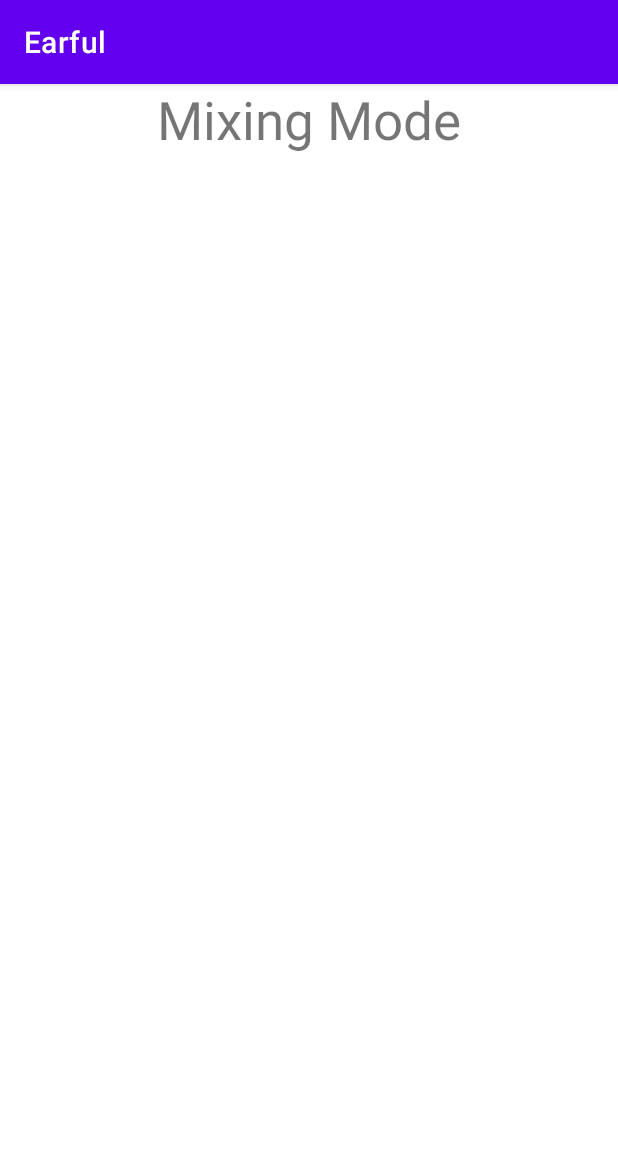
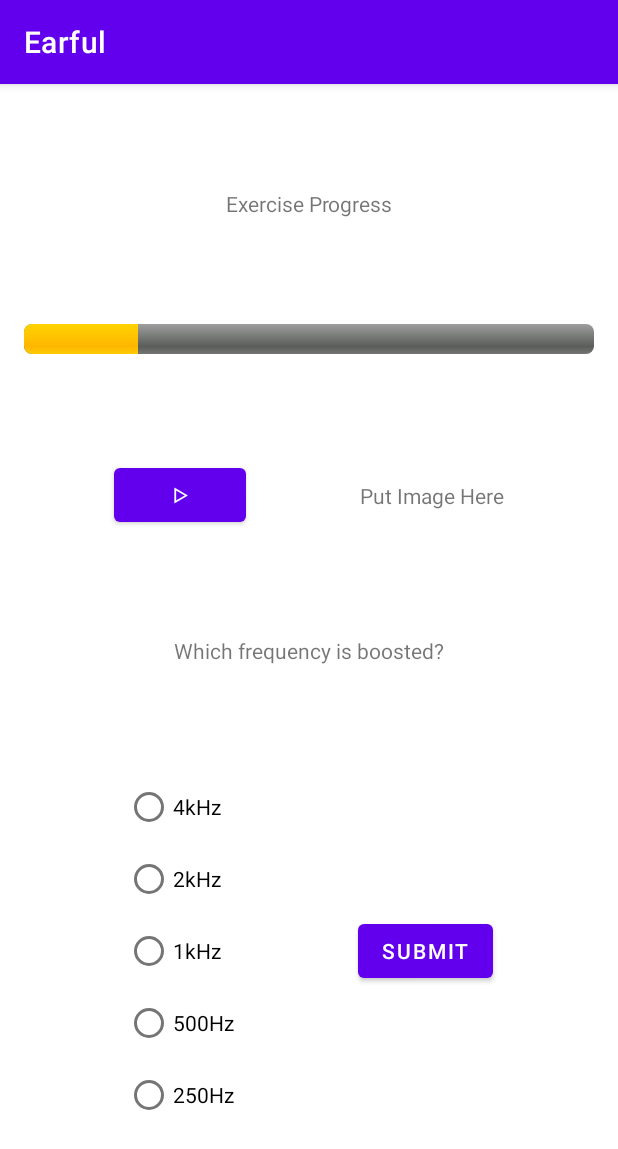
Before and after one commit to morganarielle/Earful, an Android app: the MainMenuActivity screen opened directly, with no data from a screen before it, after a tap on "MIXING MODE", on a phone screen of 412 x 824 dp. Shown: the top 1149 px of the screen. Run offline under Robolectric (Android 15) with nearby library versions, the phone set to English and light mode, and no system bars.

Commit message:
design for mixing activity

```diff
--- a/app/src/main/java/edu/neu/earful/MainMenuActivity.java
+++ b/app/src/main/java/edu/neu/earful/MainMenuActivity.java
@@ -20,7 +20,7 @@ public class MainMenuActivity extends AppCompatActivity {
     }
 
     public void launchMixingMode(View view){
-        Intent activity2Intent = new Intent(getApplicationContext(), MixingActivity.class);
+        Intent activity2Intent = new Intent(getApplicationContext(), TestAudioActivity.class);
         startActivity(activity2Intent);
     }
 }
--- a/app/src/main/java/edu/neu/earful/TestAudioActivity.java
+++ b/app/src/main/java/edu/neu/earful/TestAudioActivity.java
@@ -35,7 +35,7 @@ public class TestAudioActivity extends AppCompatActivity {
                             @Override
                             public void onPrepared(MediaPlayer mediaPlayer) {
                                 player.start();
-                                playAudioButton.setText("Stop");
+                                playAudioButton.setText("||");
                             }
                         });
 
@@ -44,7 +44,7 @@ public class TestAudioActivity extends AppCompatActivity {
                             public void onCompletion(MediaPlayer mediaPlayer) {
                                 player.release();
                                 player = null;
-                                playAudioButton.setText("Play");
+                                playAudioButton.setText("ᐅ");
                             }
                         });
 
@@ -56,7 +56,7 @@ public class TestAudioActivity extends AppCompatActivity {
                     // player is not null
                     player.release();
                     player = null;
-                    playAudioButton.setText("Play");
+                    playAudioButton.setText("ᐅ");
                 }
             }
         });
--- a/app/src/main/res/layout/activity_test_audio.xml
+++ b/app/src/main/res/layout/activity_test_audio.xml
@@ -6,14 +6,97 @@
     android:layout_height="match_parent"
     tools:context=".TestAudioActivity">
 
+    <TextView
+        android:id="@+id/exercise_progress_textview"
+        android:layout_width="wrap_content"
+        android:layout_height="wrap_content"
+        android:text="Exercise Progress"
+        app:layout_constraintLeft_toLeftOf="parent"
+        app:layout_constraintRight_toRightOf="parent"
+        app:layout_constraintTop_toTopOf="parent"
+        app:layout_constraintBottom_toTopOf="@id/progress_bar" />
+
+    <ProgressBar
+        android:id="@+id/progress_bar"
+        android:layout_width="match_parent"
+        android:layout_height="wrap_content"
+        android:paddingHorizontal="16dp"
+        style="@android:style/Widget.ProgressBar.Horizontal"
+        android:progress="20"
+        app:layout_constraintLeft_toLeftOf="parent"
+        app:layout_constraintRight_toRightOf="parent"
+        app:layout_constraintTop_toBottomOf="@id/exercise_progress_textview"
+        app:layout_constraintBottom_toTopOf="@id/play_button" />
+
     <Button
         android:id="@+id/play_button"
         android:layout_width="wrap_content"
         android:layout_height="wrap_content"
-        android:text="Play"
-        app:layout_constraintBottom_toBottomOf="parent"
+        android:text="ᐅ"
+        app:layout_constraintBottom_toTopOf="@id/which_freq_textview"
+        app:layout_constraintLeft_toLeftOf="parent"
+        app:layout_constraintRight_toLeftOf="@id/put_image_here_textview"
+        app:layout_constraintTop_toBottomOf="@id/progress_bar" />
+
+    <TextView
+        android:id="@+id/put_image_here_textview"
+        android:layout_width="wrap_content"
+        android:layout_height="wrap_content"
+        android:text="Put Image Here"
+        app:layout_constraintLeft_toRightOf="@id/play_button"
+        app:layout_constraintRight_toRightOf="parent"
+        app:layout_constraintTop_toBottomOf="@id/progress_bar"
+        app:layout_constraintBottom_toTopOf="@id/which_freq_textview" />
+
+    <TextView
+        android:id="@+id/which_freq_textview"
+        android:layout_width="wrap_content"
+        android:layout_height="wrap_content"
+        android:text="Which frequency is boosted?"
+        app:layout_constraintBottom_toTopOf="@id/radio_group"
         app:layout_constraintLeft_toLeftOf="parent"
         app:layout_constraintRight_toRightOf="parent"
-        app:layout_constraintTop_toTopOf="parent" />
+        app:layout_constraintTop_toBottomOf="@id/play_button" />
+
+    <RadioGroup
+        android:id="@+id/radio_group"
+        android:layout_width="wrap_content"
+        android:layout_height="wrap_content"
+        android:orientation="vertical"
+        app:layout_constraintLeft_toLeftOf="parent"
+        app:layout_constraintRight_toLeftOf="@id/submit_button"
+        app:layout_constraintTop_toBottomOf="@id/which_freq_textview"
+        app:layout_constraintBottom_toBottomOf="parent">
+        <RadioButton android:id="@+id/button_4kHz"
+            android:layout_width="wrap_content"
+            android:layout_height="wrap_content"
+            android:text="4kHz"/>
+        <RadioButton android:id="@+id/button_2kHz"
+            android:layout_width="wrap_content"
+            android:layout_height="wrap_content"
+            android:text="2kHz"/>
+        <RadioButton android:id="@+id/button_1kHz"
+            android:layout_width="wrap_content"
+            android:layout_height="wrap_content"
+            android:text="1kHz"/>
+        <RadioButton android:id="@+id/button_500Hz"
+            android:layout_width="wrap_content"
+            android:layout_height="wrap_content"
+            android:text="500Hz"/>
+        <RadioButton android:id="@+id/button_250Hz"
+            android:layout_width="wrap_content"
+            android:layout_height="wrap_content"
+            android:text="250Hz"/>
+    </RadioGroup>
+
+    <Button
+        android:id="@+id/submit_button"
+        android:layout_width="wrap_content"
+        android:layout_height="wrap_content"
+        android:text="Submit"
+        app:layout_constraintLeft_toRightOf="@id/radio_group"
+        app:layout_constraintRight_toRightOf="parent"
+        app:layout_constraintTop_toBottomOf="@id/which_freq_textview"
+        app:layout_constraintBottom_toBottomOf="parent" />
 
 </androidx.constraintlayout.widget.ConstraintLayout>
```
